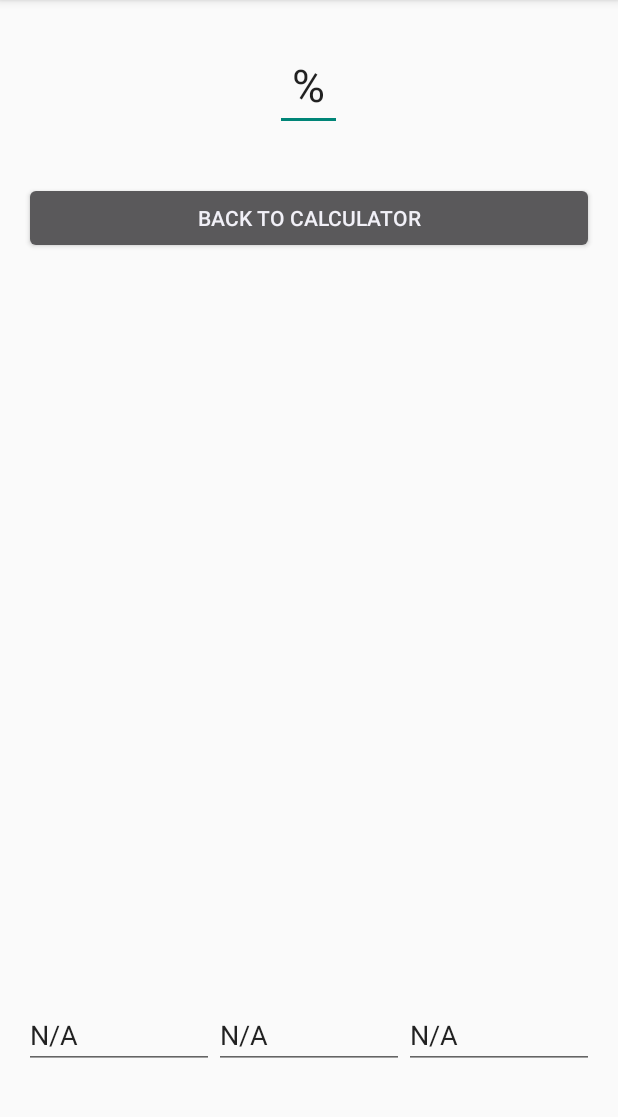
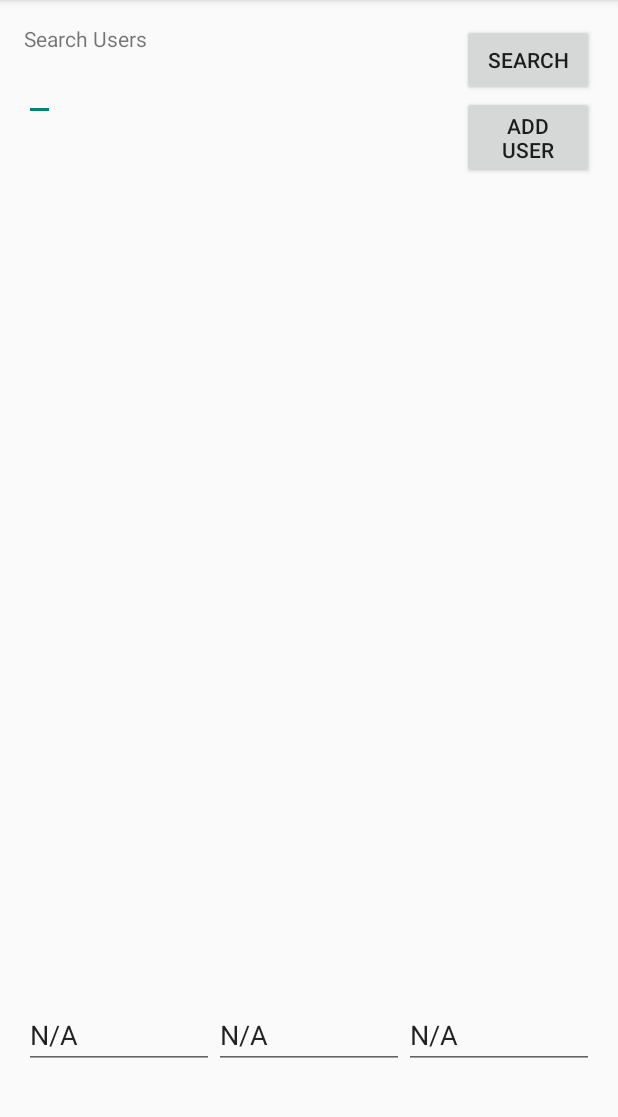
Before and after one commit to Bjerkm58/AMD-FinalLab, an Android app: the fragment ButtonsFragment placed in its activity, in the options menu, after a tap on "Settings", on a phone screen of 412 x 824 dp, the part 84-1201 px from its top. Run offline under Robolectric (Android 15) with nearby library versions, the phone set to English and light mode, and no system bars; 1 statement that could not run was skipped.

Commit message:
Multiple changes for final lab prep
2 friends fragments created.  one to use the eqation fragment and use it
to search for users in the database.  The other to display current
friends in the button_fragment.

All potential methods created and pre-commented as well.  These methods
include getFriendsEquation() ,findNewFriends(), addFriend(),
viewOPendingRequests()

Three helper methods to load up the fragments when the friends button is
pushed showFriendsSearch, loadFriendsFragments, and showFriends

```diff
--- a/MyApplication/app/src/main/java/com/example/vellaj48/myapplication/MainActivity.java
+++ b/MyApplication/app/src/main/java/com/example/vellaj48/myapplication/MainActivity.java
@@ -614,6 +614,22 @@ public class MainActivity extends ActionBarActivity {
         getFragmentManager().beginTransaction().remove(getFragmentManager().findFragmentById(R.id.button_Frame)).commit();
         getFragmentManager().beginTransaction().add(R.id.button_Frame, showMyButtons).commit();
     }
+    public void showFriendsSearch(View v) {
+        find_New_Friends showMyButtons = new find_New_Friends();
+
+        getFragmentManager().beginTransaction().remove(getFragmentManager().findFragmentById(R.id.equation_Frame)).commit();
+        getFragmentManager().beginTransaction().add(R.id.equation_Frame, showMyButtons).commit();
+    }
+    public void showFriends(View v){
+        friends_fragment showMyButtons = new friends_fragment();
+
+        getFragmentManager().beginTransaction().remove(getFragmentManager().findFragmentById(R.id.button_Frame)).commit();
+        getFragmentManager().beginTransaction().add(R.id.button_Frame, showMyButtons).commit();
+    }
+    public void loadFriendsFragments(View v){
+        showFriendsSearch(v);
+        showFriends(v);
+    }
     public void showGuestButtons(View v)   {
         guest_buttons showMyButtons = new guest_buttons();
 
@@ -1195,6 +1211,26 @@ public class MainActivity extends ActionBarActivity {
         showGuestButtons(v);
         usingGuestButtons = true;
     }
+    public void getFriendsEquation(View v)    {
+        // when you click on one of a friends favorite equations,
+        // you can import it as a VARIABLE to your variables table in the DB
+    }
+    public void findNewFriends(View v) {
+        // this will corelate to a "search" button in the friends fragment
+        // which will allow users to search the DB for friends with that username
+        // if they find that friend the button to "add friend" will become un-hidden
+    }
+    public void addFriend(View v){
+        // this button is only clickable after the findNewFriends button has been clicked AND
+        // the findNewFriends button found a user with that username in the DB
+        // when this button is clicked it adds the found user to the current users friends list
+    }
+    public void viewOPendingRequests(View v){
+        /*
+        as per krohns request, this button will display all of your
+        pending invitations both incomming and outgoing
+         */
+    }
 
     ////Object references/////////////////////////////////////////////////////////
 
@@ -1287,6 +1323,14 @@ public class MainActivity extends ActionBarActivity {
             findViewById(R.id.guestEquals).setEnabled(false);
 
         }
+    }
+    public void inviteReceived(){
+        // this method will display a notification
+        // on the event that you have receieved a friend request
+    }
+    public void inviteAccepted(){
+        // this method will display a notification
+        // on the event an invitation of yours has been accepted.
     }
 
     //////Helper Methods/////////////////////////////////////////////////////////
--- /dev/null
+++ b/MyApplication/app/src/main/java/com/example/vellaj48/myapplication/find_New_Friends.java
@@ -0,0 +1,27 @@
+package com.example.vellaj48.myapplication;
+
+import android.app.Activity;
+import android.net.Uri;
+import android.os.Bundle;
+import android.app.Fragment;
+import android.view.LayoutInflater;
+import android.view.View;
+import android.view.ViewGroup;
+
+
+/**
+ * A simple {@link Fragment} subclass.
+ * Activities that contain this fragment must implement the
+ * {@link find_New_Friends.OnFragmentInteractionListener} interface
+ * to handle interaction events.
+ * Use the {@link find_New_Friends#newInstance} factory method to
+ * create an instance of this fragment.
+ */
+public class find_New_Friends extends Fragment {
+    public View onCreateView(LayoutInflater inflater, ViewGroup container, Bundle savedInstanceState)
+    {
+        return inflater.inflate(R.layout.fragment_find__new__friends,container,false);
+        // see getFriendsEquation
+    }
+
+}
--- /dev/null
+++ b/MyApplication/app/src/main/java/com/example/vellaj48/myapplication/friends_fragment.java
@@ -0,0 +1,27 @@
+package com.example.vellaj48.myapplication;
+
+import android.app.Activity;
+import android.net.Uri;
+import android.os.Bundle;
+import android.app.Fragment;
+import android.view.LayoutInflater;
+import android.view.View;
+import android.view.ViewGroup;
+
+
+/**
+ * A simple {@link Fragment} subclass.
+ * Activities that contain this fragment must implement the
+ * {@link friends_fragment.OnFragmentInteractionListener} interface
+ * to handle interaction events.
+ * Use the {@link friends_fragment#newInstance} factory method to
+ * create an instance of this fragment.
+ */
+public class friends_fragment extends Fragment {
+    public View onCreateView(LayoutInflater inflater, ViewGroup container, Bundle savedInstanceState)
+    {
+        return inflater.inflate(R.layout.fragment_friends_fragment,container,false);
+
+        // see getFriendsEquation
+    }
+}
--- /dev/null
+++ b/MyApplication/app/src/main/res/layout/fragment_find__new__friends.xml
@@ -0,0 +1,43 @@
+<RelativeLayout xmlns:android="http://schemas.android.com/apk/res/android"
+    xmlns:tools="http://schemas.android.com/tools" android:layout_width="match_parent"
+    android:layout_height="match_parent"
+    tools:context="com.example.vellaj48.myapplication.find_New_Friends">
+
+    <!-- TODO: Update blank fragment layout -->
+
+
+    <TextView
+        android:layout_width="wrap_content"
+        android:layout_height="wrap_content"
+        android:text="Search Users"
+        android:id="@+id/textView13"
+        android:layout_alignParentTop="true"
+        android:layout_alignParentLeft="true"
+        android:layout_alignParentStart="true" />
+
+    <EditText
+        android:layout_width="wrap_content"
+        android:layout_height="wrap_content"
+        android:id="@+id/searchUsersText"
+        android:layout_below="@+id/textView13"
+        android:layout_alignParentLeft="true"
+        android:layout_alignParentStart="true" />
+
+    <Button
+        android:layout_width="wrap_content"
+        android:layout_height="wrap_content"
+        android:text="Search"
+        android:id="@+id/SearchUsersButton"
+        android:layout_alignParentTop="true"
+        android:layout_alignParentRight="true"
+        android:layout_alignParentEnd="true" />
+
+    <Button
+        android:layout_width="wrap_content"
+        android:layout_height="wrap_content"
+        android:text="Add User"
+        android:id="@+id/addUser"
+        android:layout_below="@+id/SearchUsersButton"
+        android:layout_alignLeft="@+id/SearchUsersButton"
+        android:layout_alignStart="@+id/SearchUsersButton" />
+</RelativeLayout>
--- /dev/null
+++ b/MyApplication/app/src/main/res/layout/fragment_friends_fragment.xml
@@ -0,0 +1,20 @@
+<RelativeLayout xmlns:android="http://schemas.android.com/apk/res/android"
+    xmlns:tools="http://schemas.android.com/tools" android:layout_width="match_parent"
+    android:layout_height="match_parent"
+    tools:context="com.example.vellaj48.myapplication.friends_fragment">
+
+    <!--
+
+
+
+
+    This fragment displays all your current friends probably with a list view
+    When you click on a friend you can see their favorite equations (and maybe their variables)
+    clicking on their saved equations will then import those equations to your database
+
+
+
+        -->
+
+
+</RelativeLayout>
```
Also changed, not shown: MyApplication/app/src/main/res/layout/fragment_buttons.xml (+17 -9 lines).
